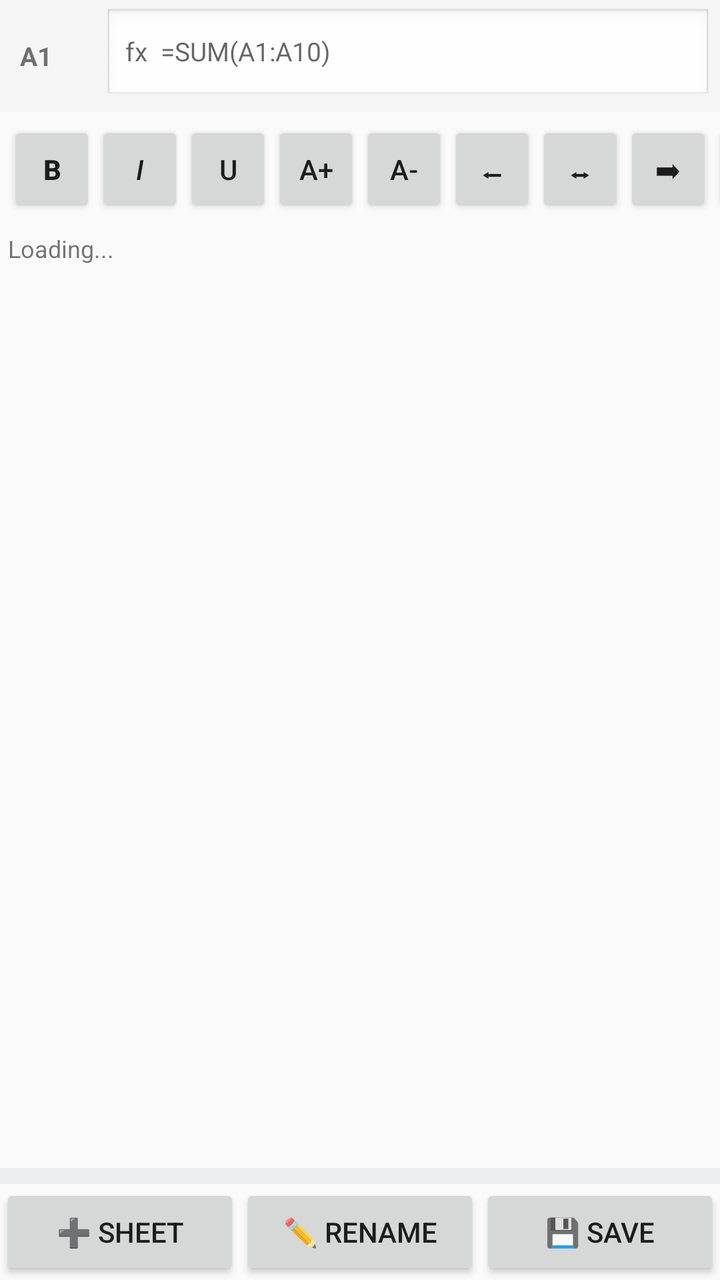
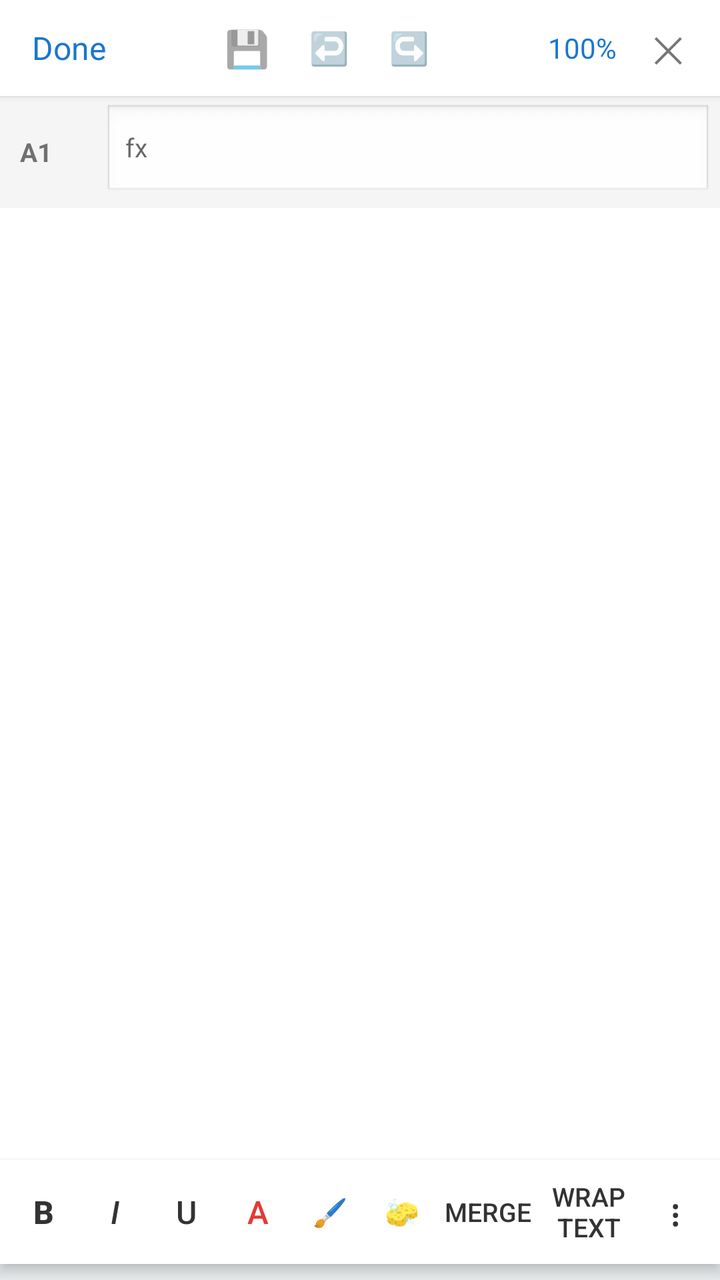

Compare the two renders of this Android layout. The source of the first and the diff that turns it into the second are given below.
<!-- AndroidManifest.xml: application theme Theme.AppCompat.DayNight.NoActionBar -->
<!-- res/layout/activity_excel_editor.xml -->
<?xml version="1.0" encoding="utf-8"?>
<LinearLayout xmlns:android="http://schemas.android.com/apk/res/android"
    android:layout_width="match_parent"
    android:layout_height="match_parent"
    android:orientation="vertical">

    
    <LinearLayout
        android:layout_width="match_parent"
        android:layout_height="wrap_content"
        android:orientation="horizontal"
        android:background="#F5F5F5"
        android:padding="4dp"
        android:gravity="center_vertical">

        <TextView
            android:id="@+id/cellRef"
            android:layout_width="wrap_content"
            android:layout_height="wrap_content"
            android:minWidth="48dp"
            android:text="A1"
            android:textStyle="bold"
            android:textSize="13sp"
            android:padding="6dp" />

        <EditText
            android:id="@+id/formulaBar"
            android:layout_width="0dp"
            android:layout_height="wrap_content"
            android:layout_weight="1"
            android:hint="fx  =SUM(A1:A10)"
            android:textSize="13sp"
            android:inputType="text"
            android:singleLine="true"
            android:background="@android:drawable/edit_text" />
    </LinearLayout>

    
    <HorizontalScrollView
        android:layout_width="match_parent"
        android:layout_height="wrap_content"
        android:scrollbars="none">

        <LinearLayout
            android:layout_width="wrap_content"
            android:layout_height="wrap_content"
            android:orientation="horizontal"
            android:padding="4dp">

            <Button android:id="@+id/btnBold" android:layout_width="wrap_content" android:layout_height="wrap_content"
                android:minWidth="44dp" android:text="B" android:textStyle="bold" />
            <Button android:id="@+id/btnItalic" android:layout_width="wrap_content" android:layout_height="wrap_content"
                android:minWidth="44dp" android:text="I" android:textStyle="italic" />
            <Button android:id="@+id/btnUnderline" android:layout_width="wrap_content" android:layout_height="wrap_content"
                android:minWidth="44dp" android:text="U" />
            <Button android:id="@+id/btnFontPlus" android:layout_width="wrap_content" android:layout_height="wrap_content"
                android:minWidth="44dp" android:text="A+" />
            <Button android:id="@+id/btnFontMinus" android:layout_width="wrap_content" android:layout_height="wrap_content"
                android:minWidth="44dp" android:text="A-" />
            <Button android:id="@+id/btnAlignLeft" android:layout_width="wrap_content" android:layout_height="wrap_content"
                android:minWidth="44dp" android:text="⬅" />
            <Button android:id="@+id/btnAlignCenter" android:layout_width="wrap_content" android:layout_height="wrap_content"
                android:minWidth="44dp" android:text="⬌" />
            <Button android:id="@+id/btnAlignRight" android:layout_width="wrap_content" android:layout_height="wrap_content"
                android:minWidth="44dp" android:text="➡" />
            <Button android:id="@+id/btnFillColor" android:layout_width="wrap_content" android:layout_height="wrap_content"
                android:minWidth="44dp" android:text="🎨" />
            <Button android:id="@+id/btnTextColor" android:layout_width="wrap_content" android:layout_height="wrap_content"
                android:minWidth="44dp" android:text="🅰" />
            <Button android:id="@+id/btnInsertRow" android:layout_width="wrap_content" android:layout_height="wrap_content"
                android:minWidth="44dp" android:text="+R" />
            <Button android:id="@+id/btnDeleteRow" android:layout_width="wrap_content" android:layout_height="wrap_content"
                android:minWidth="44dp" android:text="-R" />
            <Button android:id="@+id/btnInsertCol" android:layout_width="wrap_content" android:layout_height="wrap_content"
                android:minWidth="44dp" android:text="+C" />
            <Button android:id="@+id/btnDeleteCol" android:layout_width="wrap_content" android:layout_height="wrap_content"
                android:minWidth="44dp" android:text="-C" />
        </LinearLayout>
    </HorizontalScrollView>

    <TextView
        android:id="@+id/statusText"
        android:layout_width="match_parent"
        android:layout_height="wrap_content"
        android:padding="4dp"
        android:text="Loading..."
        android:textSize="12sp" />

    <HorizontalScrollView
        android:layout_width="match_parent"
        android:layout_height="0dp"
        android:layout_weight="1">

        <ScrollView
            android:layout_width="wrap_content"
            android:layout_height="match_parent">

            <TableLayout
                android:id="@+id/grid"
                android:layout_width="wrap_content"
                android:layout_height="wrap_content" />
        </ScrollView>
    </HorizontalScrollView>

    
    <HorizontalScrollView
        android:layout_width="match_parent"
        android:layout_height="wrap_content"
        android:scrollbars="none"
        android:background="#ECEFF1">

        <LinearLayout
            android:id="@+id/sheetTabs"
            android:layout_width="wrap_content"
            android:layout_height="wrap_content"
            android:orientation="horizontal"
            android:padding="4dp" />
    </HorizontalScrollView>

    <LinearLayout
        android:layout_width="match_parent"
        android:layout_height="wrap_content"
        android:orientation="horizontal">

        <Button
            android:id="@+id/btnAddSheet"
            android:layout_width="0dp"
            android:layout_height="wrap_content"
            android:layout_weight="1"
            android:text="➕ Sheet" />

        <Button
            android:id="@+id/btnRenameSheet"
            android:layout_width="0dp"
            android:layout_height="wrap_content"
            android:layout_weight="1"
            android:text="✏️ Rename" />

        <Button
            android:id="@+id/btnSave"
            android:layout_width="0dp"
            android:layout_height="wrap_content"
            android:layout_weight="1"
            android:text="💾 Save" />
    </LinearLayout>
</LinearLayout>
<!-- resources referenced by this layout -->
<resources>

</resources>

<!-- the commit's change to res/layout/activity_excel_editor.xml (unified diff, before → after) -->
@@ -2,7 +2,73 @@
 <LinearLayout xmlns:android="http://schemas.android.com/apk/res/android"
     android:layout_width="match_parent"
     android:layout_height="match_parent"
-    android:orientation="vertical">
+    android:orientation="vertical"
+    android:background="#FFFFFF">
+
+    
+    <LinearLayout
+        android:layout_width="match_parent"
+        android:layout_height="48dp"
+        android:orientation="horizontal"
+        android:gravity="center_vertical"
+        android:paddingHorizontal="8dp"
+        android:background="#FFFFFF"
+        android:elevation="2dp">
+
+        <TextView
+            android:id="@+id/btnDone"
+            android:layout_width="wrap_content"
+            android:layout_height="wrap_content"
+            android:text="Done"
+            android:textSize="16sp"
+            android:textColor="#1976D2"
+            android:padding="8dp" />
+
+        <Space android:layout_width="0dp" android:layout_height="1dp" android:layout_weight="1" />
+
+        <TextView
+            android:id="@+id/btnSaveTop"
+            android:layout_width="wrap_content"
+            android:layout_height="wrap_content"
+            android:text="💾"
+            android:textSize="18sp"
+            android:padding="10dp" />
+
+        <TextView
+            android:id="@+id/btnUndo"
+            android:layout_width="wrap_content"
+            android:layout_height="wrap_content"
+            android:text="↩️"
+            android:textSize="16sp"
+            android:padding="10dp" />
+
+        <TextView
+            android:id="@+id/btnRedo"
+            android:layout_width="wrap_content"
+            android:layout_height="wrap_content"
+            android:text="↪️"
+            android:textSize="16sp"
+            android:padding="10dp" />
+
+        <Space android:layout_width="0dp" android:layout_height="1dp" android:layout_weight="1" />
+
+        <TextView
+            android:id="@+id/btnZoom"
+            android:layout_width="wrap_content"
+            android:layout_height="wrap_content"
+            android:text="100%"
+            android:textSize="14sp"
+            android:textColor="#1976D2"
+            android:padding="8dp" />
+
+        <TextView
+            android:id="@+id/btnClose"
+            android:layout_width="wrap_content"
+            android:layout_height="wrap_content"
+            android:text="✕"
+            android:textSize="18sp"
+            android:padding="10dp" />
+    </LinearLayout>
 
     
     <LinearLayout
@@ -28,7 +94,7 @@
             android:layout_width="0dp"
             android:layout_height="wrap_content"
             android:layout_weight="1"
-            android:hint="fx  =SUM(A1:A10)"
+            android:hint="fx"
             android:textSize="13sp"
             android:inputType="text"
             android:singleLine="true"
@@ -36,56 +102,6 @@
     </LinearLayout>
 
     
-    <HorizontalScrollView
-        android:layout_width="match_parent"
-        android:layout_height="wrap_content"
-        android:scrollbars="none">
-
-        <LinearLayout
-            android:layout_width="wrap_content"
-            android:layout_height="wrap_content"
-            android:orientation="horizontal"
-            android:padding="4dp">
-
-            <Button android:id="@+id/btnBold" android:layout_width="wrap_content" android:layout_height="wrap_content"
-                android:minWidth="44dp" android:text="B" android:textStyle="bold" />
-            <Button android:id="@+id/btnItalic" android:layout_width="wrap_content" android:layout_height="wrap_content"
-                android:minWidth="44dp" android:text="I" android:textStyle="italic" />
-            <Button android:id="@+id/btnUnderline" android:layout_width="wrap_content" android:layout_height="wrap_content"
-                android:minWidth="44dp" android:text="U" />
-            <Button android:id="@+id/btnFontPlus" android:layout_width="wrap_content" android:layout_height="wrap_content"
-                android:minWidth="44dp" android:text="A+" />
-            <Button android:id="@+id/btnFontMinus" android:layout_width="wrap_content" android:layout_height="wrap_content"
-                android:minWidth="44dp" android:text="A-" />
-            <Button android:id="@+id/btnAlignLeft" android:layout_width="wrap_content" android:layout_height="wrap_content"
-                android:minWidth="44dp" android:text="⬅" />
-            <Button android:id="@+id/btnAlignCenter" android:layout_width="wrap_content" android:layout_height="wrap_content"
-                android:minWidth="44dp" android:text="⬌" />
-            <Button android:id="@+id/btnAlignRight" android:layout_width="wrap_content" android:layout_height="wrap_content"
-                android:minWidth="44dp" android:text="➡" />
-            <Button android:id="@+id/btnFillColor" android:layout_width="wrap_content" android:layout_height="wrap_content"
-                android:minWidth="44dp" android:text="🎨" />
-            <Button android:id="@+id/btnTextColor" android:layout_width="wrap_content" android:layout_height="wrap_content"
-                android:minWidth="44dp" android:text="🅰" />
-            <Button android:id="@+id/btnInsertRow" android:layout_width="wrap_content" android:layout_height="wrap_content"
-                android:minWidth="44dp" android:text="+R" />
-            <Button android:id="@+id/btnDeleteRow" android:layout_width="wrap_content" android:layout_height="wrap_content"
-                android:minWidth="44dp" android:text="-R" />
-            <Button android:id="@+id/btnInsertCol" android:layout_width="wrap_content" android:layout_height="wrap_content"
-                android:minWidth="44dp" android:text="+C" />
-            <Button android:id="@+id/btnDeleteCol" android:layout_width="wrap_content" android:layout_height="wrap_content"
-                android:minWidth="44dp" android:text="-C" />
-        </LinearLayout>
-    </HorizontalScrollView>
-
-    <TextView
-        android:id="@+id/statusText"
-        android:layout_width="match_parent"
-        android:layout_height="wrap_content"
-        android:padding="4dp"
-        android:text="Loading..."
-        android:textSize="12sp" />
-
     <HorizontalScrollView
         android:layout_width="match_parent"
         android:layout_height="0dp"
@@ -103,6 +119,53 @@
     </HorizontalScrollView>
 
     
+    <LinearLayout
+        android:layout_width="match_parent"
+        android:layout_height="52dp"
+        android:orientation="horizontal"
+        android:gravity="center_vertical"
+        android:background="#FFFFFF"
+        android:elevation="4dp"
+        android:paddingHorizontal="4dp">
+
+        <Button android:id="@+id/btnBold" android:layout_width="0dp" android:layout_height="match_parent"
+            android:layout_weight="1" android:background="@android:color/transparent"
+            android:text="B" android:textStyle="bold" android:textSize="16sp" android:textColor="#333333" />
+
+        <Button android:id="@+id/btnItalic" android:layout_width="0dp" android:layout_height="match_parent"
+            android:layout_weight="1" android:background="@android:color/transparent"
+            android:text="I" android:textStyle="italic" android:textSize="16sp" android:textColor="#333333" />
+
+        <Button android:id="@+id/btnUnderline" android:layout_width="0dp" android:layout_height="match_parent"
+            android:layout_weight="1" android:background="@android:color/transparent"
+            android:text="U" android:textSize="16sp" android:textColor="#333333" />
+
+        <Button android:id="@+id/btnTextColor" android:layout_width="0dp" android:layout_height="match_parent"
+            android:layout_weight="1" android:background="@android:color/transparent"
+            android:text="A" android:textSize="16sp" android:textColor="#E53935" />
+
+        <Button android:id="@+id/btnFillColor" android:layout_width="0dp" android:layout_height="match_parent"
+            android:layout_weight="1" android:background="@android:color/transparent"
+            android:text="🖌" android:textSize="14sp" />
+
+        <Button android:id="@+id/btnClear" android:layout_width="0dp" android:layout_height="match_parent"
+            android:layout_weight="1" android:background="@android:color/transparent"
+            android:text="🧽" android:textSize="14sp" />
+
+        <Button android:id="@+id/btnMerge" android:layout_width="0dp" android:layout_height="match_parent"
+            android:layout_weight="1.4" android:background="@android:color/transparent"
+            android:text="Merge" android:textSize="13sp" android:textColor="#333333" />
+
+        <Button android:id="@+id/btnWrap" android:layout_width="0dp" android:layout_height="match_parent"
+            android:layout_weight="1.4" android:background="@android:color/transparent"
+            android:text="Wrap Text" android:textSize="13sp" android:textColor="#333333" />
+
+        <Button android:id="@+id/btnInsert" android:layout_width="0dp" android:layout_height="match_parent"
+            android:layout_weight="1" android:background="@android:color/transparent"
+            android:text="⋮" android:textSize="18sp" android:textColor="#333333" />
+    </LinearLayout>
+
+    
     <HorizontalScrollView
         android:layout_width="match_parent"
         android:layout_height="wrap_content"
@@ -116,31 +179,4 @@
             android:orientation="horizontal"
             android:padding="4dp" />
     </HorizontalScrollView>
-
-    <LinearLayout
-        android:layout_width="match_parent"
-        android:layout_height="wrap_content"
-        android:orientation="horizontal">
-
-        <Button
-            android:id="@+id/btnAddSheet"
-            android:layout_width="0dp"
-            android:layout_height="wrap_content"
-            android:layout_weight="1"
-            android:text="➕ Sheet" />
-
-        <Button
-            android:id="@+id/btnRenameSheet"
-            android:layout_width="0dp"
-            android:layout_height="wrap_content"
-            android:layout_weight="1"
-            android:text="✏️ Rename" />
-
-        <Button
-            android:id="@+id/btnSave"
-            android:layout_width="0dp"
-            android:layout_height="wrap_content"
-            android:layout_weight="1"
-            android:text="💾 Save" />
-    </LinearLayout>
 </LinearLayout>
